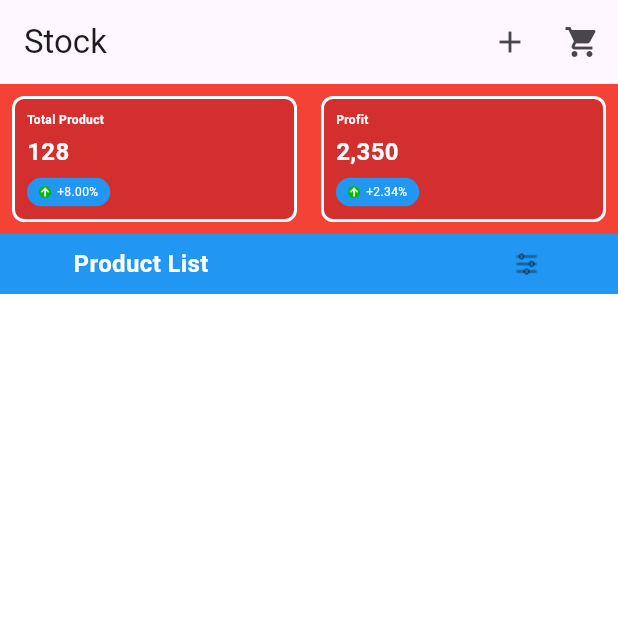
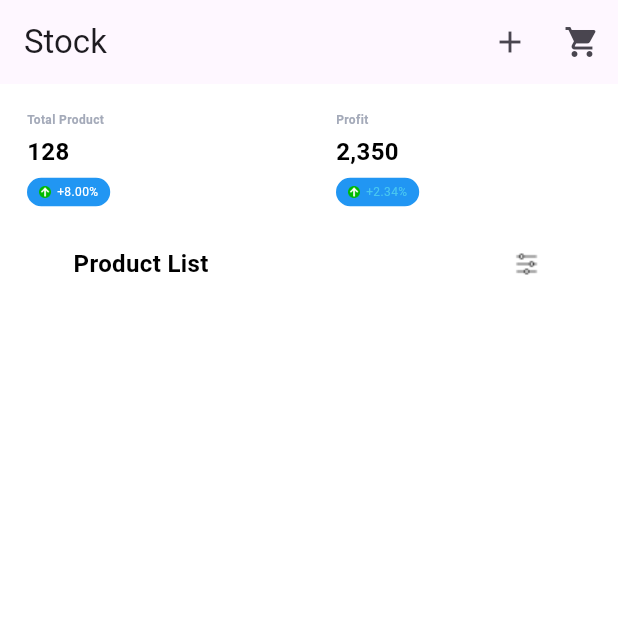
Before and after one commit to tiwpeter/Qr-CodeProject, a Flutter app: the ToDoListScreen screen opened directly, on a phone screen of 412 x 824 dp, the top half of it. Run offline on Flutter 3.47's test engine with Material 3 defaults, Android fonts, the phone set to English and light mode, and no system bars; our stand-ins replace fl_chart, image_picker, sqflite; missing offline and left inert: google_ml_kit; accounts and stored records are empty.

Commit message:
coloruistock

```diff
--- a/lib/main.dart
+++ b/lib/main.dart
@@ -19,7 +19,7 @@ class MyApp extends StatelessWidget {
     return MaterialApp(
       debugShowCheckedModeBanner: false,
       theme: ThemeData(
-        scaffoldBackgroundColor: Colors.white,
+        scaffoldBackgroundColor: Color(0xFFFFFFFF),
       ),
       home: MyHomePage(title: 'My Home Page'), // เปลี่ยนจาก routes เป็น home
     );
--- a/lib/pages/todo.dart
+++ b/lib/pages/todo.dart
@@ -99,6 +99,8 @@ class _ToDoListScreenState extends State<ToDoListScreen> {
   @override
   Widget build(BuildContext context) {
     return Scaffold(
+      backgroundColor: Color(0xFFFFFFFF), // Set background color to white
+
       appBar: AppBar(
         title: Text('Stock'),
         actions: [
@@ -117,7 +119,7 @@ class _ToDoListScreenState extends State<ToDoListScreen> {
         child: Column(
           children: [
             Container(
-              color: Colors.red,
+              color: Color(0xFFFFFFFF),
               height: 100, // Adjust height as needed
               alignment: Alignment.center,
               child: Padding(
@@ -131,8 +133,8 @@ class _ToDoListScreenState extends State<ToDoListScreen> {
                         padding: EdgeInsets.all(
                             8.0), // Inner padding for the content
                         decoration: BoxDecoration(
-                          color: Colors
-                              .red[700], // Background color for the container
+                          color: Color(
+                              0xFFFFFFFF), // Background color for the container
                           border: Border.all(
                               color: Colors.white,
                               width: 2), // Border properties
@@ -147,7 +149,7 @@ class _ToDoListScreenState extends State<ToDoListScreen> {
                             Text(
                               'Total Product',
                               style: TextStyle(
-                                color: Colors.white,
+                                color: Color(0xFFA4AAB9), // Updated color
                                 fontSize: 8,
                                 fontWeight: FontWeight.bold,
                               ),
@@ -159,7 +161,7 @@ class _ToDoListScreenState extends State<ToDoListScreen> {
                             Text(
                               '128',
                               style: TextStyle(
-                                color: Colors.white,
+                                color: Color(0xFF000000), // Updated color
                                 fontSize: 16,
                                 fontWeight: FontWeight
                                     .bold, // Add this line for bold text
@@ -220,11 +222,12 @@ class _ToDoListScreenState extends State<ToDoListScreen> {
                         padding: EdgeInsets.all(
                             8.0), // Inner padding for the content
                         decoration: BoxDecoration(
-                          color: Colors
-                              .red[700], // Background color for the container
+                          color: Color(0xFFFFFFFF),
+// Background color for the container
                           border: Border.all(
-                              color: Colors.white,
-                              width: 2), // Border properties
+                            color: Colors.white,
+                            width: 2,
+                          ), // Border properties
                           borderRadius:
                               BorderRadius.circular(8.0), // Rounded corners
                         ),
@@ -236,7 +239,7 @@ class _ToDoListScreenState extends State<ToDoListScreen> {
                             Text(
                               'Profit',
                               style: TextStyle(
-                                color: Colors.white,
+                                color: Color(0xFFA4AAB9), // Updated color
                                 fontSize: 8,
                                 fontWeight: FontWeight.bold,
                               ),
@@ -248,10 +251,9 @@ class _ToDoListScreenState extends State<ToDoListScreen> {
                             Text(
                               '2,350',
                               style: TextStyle(
-                                color: Colors.white,
+                                color: Color(0xFF000000), // Updated color
                                 fontSize: 16,
-                                fontWeight: FontWeight
-                                    .bold, // Add this line for bold text
+                                fontWeight: FontWeight.bold,
                               ),
                             ),
                             SizedBox(
@@ -287,7 +289,8 @@ class _ToDoListScreenState extends State<ToDoListScreen> {
                                       Text(
                                         '+2.34%',
                                         style: TextStyle(
-                                          color: Colors.white,
+                                          color: Color(
+                                              0xFF48C7F0), // Updated color
                                           fontSize: 8,
                                         ),
                                       ),
@@ -296,8 +299,6 @@ class _ToDoListScreenState extends State<ToDoListScreen> {
                                 ),
                               ],
                             ),
-
-                            //
                           ],
                         ),
                       ),
@@ -307,7 +308,7 @@ class _ToDoListScreenState extends State<ToDoListScreen> {
               ),
             ),
             Container(
-              color: Colors.blue, // Set the background color as needed
+              color: Color(0xFFFFFFFF), // Set the background color as needed
               height: 40, // Set the desired height
               alignment: Alignment.center,
               child: Row(
@@ -317,7 +318,7 @@ class _ToDoListScreenState extends State<ToDoListScreen> {
                   Text(
                     'Product List',
                     style: TextStyle(
-                      color: Colors.white,
+                      color: const Color.fromARGB(255, 0, 0, 0),
                       fontSize: 16,
                       fontWeight: FontWeight.bold,
                     ),
--- a/lib/widgets/LineChartPage .dart
+++ b/lib/widgets/LineChartPage .dart
@@ -15,7 +15,7 @@ class _LineChartPageState extends State<LineChartPage> {
   Widget build(BuildContext context) {
     return Scaffold(
       appBar: AppBar(
-        title: const Text('Steps Overview'),
+        title: const Text('Dashboard'),
       ),
       body: Padding(
         padding: const EdgeInsets.all(16.0),
```
